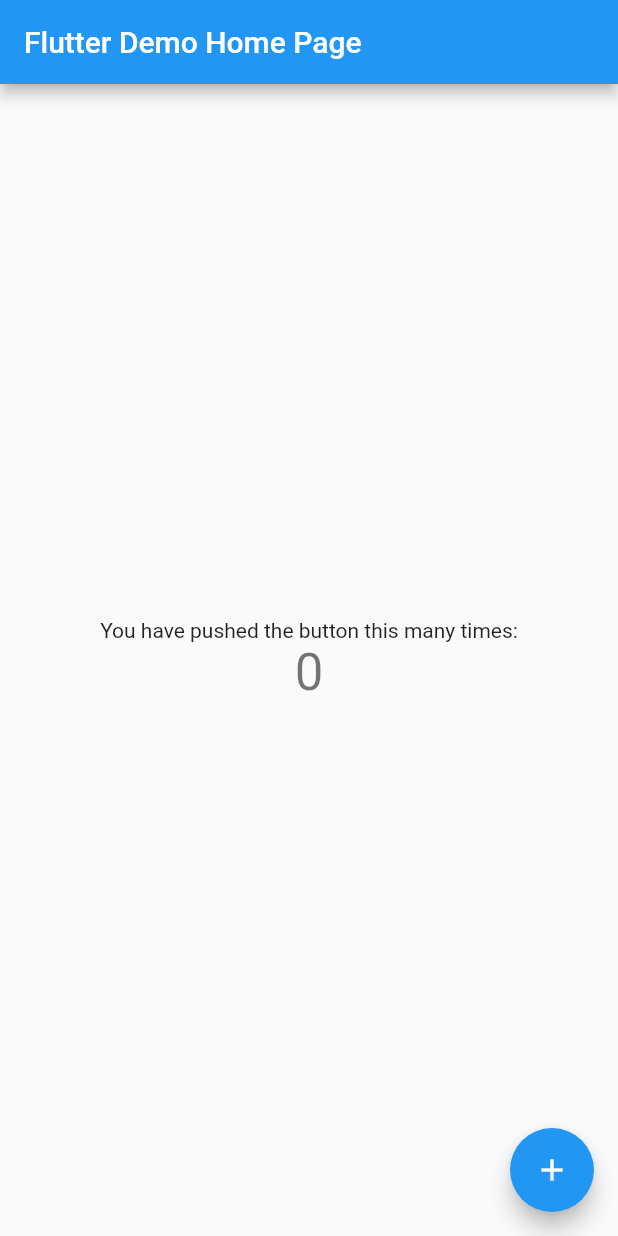
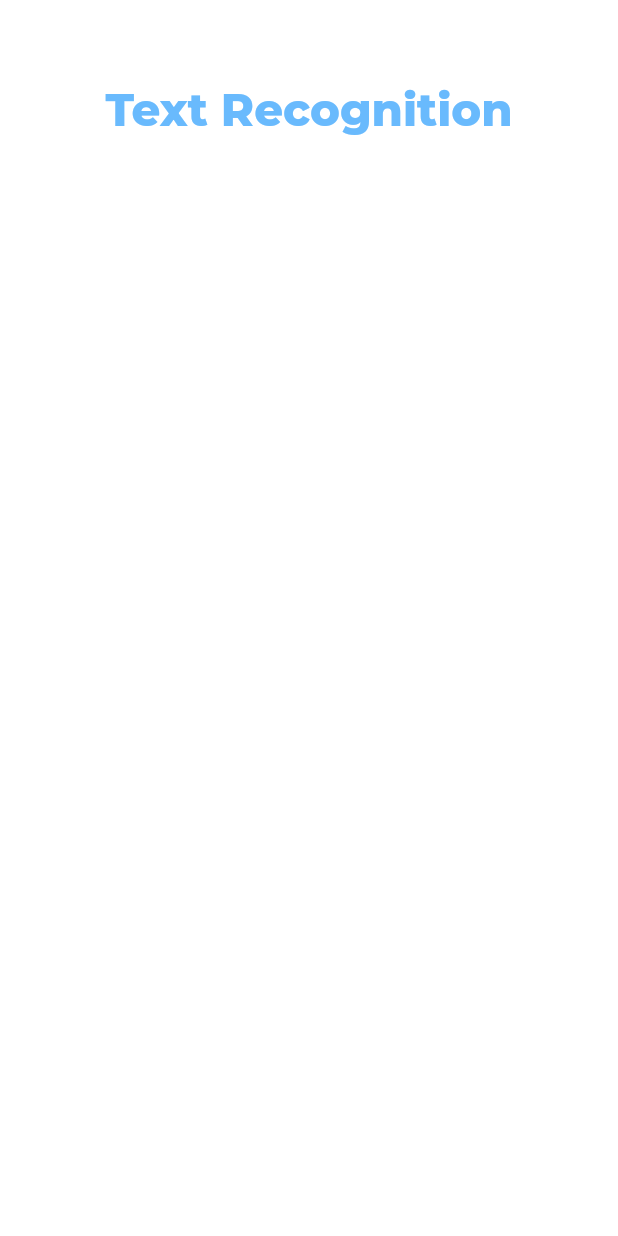
Before and after one commit to TheKetan2/image_to_flutter_app, a Flutter app: the screen it shows after launch, on a phone screen of 412 x 824 dp. Run offline on Flutter 3.47's test engine with Material 2 defaults, Android fonts, the phone set to English and light mode, and no system bars; our stand-ins replace google_fonts.

Commit message:
created homescreen

```diff
--- a/image_to_flutter_app/lib/main.dart
+++ b/image_to_flutter_app/lib/main.dart
@@ -1,4 +1,5 @@
 import 'package:flutter/material.dart';
+import 'package:image_to_flutter_app/recognition_screen.dart';
 
 void main() {
   runApp(const MyApp());
@@ -7,109 +8,15 @@
 class MyApp extends StatelessWidget {
   const MyApp({Key? key}) : super(key: key);
 
-  // This widget is the root of your application.
   @override
   Widget build(BuildContext context) {
     return MaterialApp(
-      title: 'Flutter Demo',
+      debugShowCheckedModeBanner: false,
+      title: 'OCR App',
       theme: ThemeData(
-        // This is the theme of your application.
-        //
-        // Try running your application with "flutter run". You'll see the
-        // application has a blue toolbar. Then, without quitting the app, try
-        // changing the primarySwatch below to Colors.green and then invoke
-        // "hot reload" (press "r" in the console where you ran "flutter run",
-        // or simply save your changes to "hot reload" in a Flutter IDE).
-        // Notice that the counter didn't reset back to zero; the application
-        // is not restarted.
         primarySwatch: Colors.blue,
       ),
-      home: const MyHomePage(title: 'Flutter Demo Home Page'),
+      home: RecognitionScreen(),
     );
   }
 }
-
-class MyHomePage extends StatefulWidget {
-  const MyHomePage({Key? key, required this.title}) : super(key: key);
-
-  // This widget is the home page of your application. It is stateful, meaning
-  // that it has a State object (defined below) that contains fields that affect
-  // how it looks.
-
-  // This class is the configuration for the state. It holds the values (in this
-  // case the title) provided by the parent (in this case the App widget) and
-  // used by the build method of the State. Fields in a Widget subclass are
-  // always marked "final".
-
-  final String title;
-
-  @override
-  State<MyHomePage> createState() => _MyHomePageState();
-}
-
-class _MyHomePageState extends State<MyHomePage> {
-  int _counter = 0;
-
-  void _incrementCounter() {
-    setState(() {
-      // This call to setState tells the Flutter framework that something has
-      // changed in this State, which causes it to rerun the build method below
-      // so that the display can reflect the updated values. If we changed
-      // _counter without calling setState(), then the build method would not be
-      // called again, and so nothing would appear to happen.
-      _counter++;
-    });
-  }
-
-  @override
-  Widget build(BuildContext context) {
-    // This method is rerun every time setState is called, for instance as done
-    // by the _incrementCounter method above.
-    //
-    // The Flutter framework has been optimized to make rerunning build methods
-    // fast, so that you can just rebuild anything that needs updating rather
-    // than having to individually change instances of widgets.
-    return Scaffold(
-      appBar: AppBar(
-        // Here we take the value from the MyHomePage object that was created by
-        // the App.build method, and use it to set our appbar title.
-        title: Text(widget.title),
-      ),
-      body: Center(
-        // Center is a layout widget. It takes a single child and positions it
-        // in the middle of the parent.
-        child: Column(
-          // Column is also a layout widget. It takes a list of children and
-          // arranges them vertically. By default, it sizes itself to fit its
-          // children horizontally, and tries to be as tall as its parent.
-          //
-          // Invoke "debug painting" (press "p" in the console, choose the
-          // "Toggle Debug Paint" action from the Flutter Inspector in Android
-          // Studio, or the "Toggle Debug Paint" command in Visual Studio Code)
-          // to see the wireframe for each widget.
-          //
-          // Column has various properties to control how it sizes itself and
-          // how it positions its children. Here we use mainAxisAlignment to
-          // center the children vertically; the main axis here is the vertical
-          // axis because Columns are vertical (the cross axis would be
-          // horizontal).
-          mainAxisAlignment: MainAxisAlignment.center,
-          children: <Widget>[
-            const Text(
-              'You have pushed the button this many times:',
-            ),
-            Text(
-              '$_counter',
-              style: Theme.of(context).textTheme.headline4,
-            ),
-          ],
-        ),
-      ),
-      floatingActionButton: FloatingActionButton(
-        onPressed: _incrementCounter,
-        tooltip: 'Increment',
-        child: const Icon(Icons.add),
-      ), // This trailing comma makes auto-formatting nicer for build methods.
-    );
-  }
-}
--- /dev/null
+++ b/image_to_flutter_app/lib/recognition_screen.dart
@@ -0,0 +1,38 @@
+import 'package:flutter/material.dart';
+import 'package:image_to_flutter_app/utils.dart';
+
+class RecognitionScreen extends StatefulWidget {
+  const RecognitionScreen({Key? key}) : super(key: key);
+
+  @override
+  State<RecognitionScreen> createState() => _RecognitionScreenState();
+}
+
+class _RecognitionScreenState extends State<RecognitionScreen> {
+  @override
+  Widget build(BuildContext context) {
+    return Scaffold(
+      backgroundColor: Colors.white,
+      body: SingleChildScrollView(
+        child: Container(
+          alignment: Alignment.center,
+          child: Column(
+            children: [
+              SizedBox(
+                height: 55 + MediaQuery.of(context).viewInsets.top,
+              ),
+              Text(
+                "Text Recognition",
+                style: textStyle(
+                  30,
+                  Color.fromARGB(255, 105, 186, 253),
+                  FontWeight.w800,
+                ),
+              ),
+            ],
+          ),
+        ),
+      ),
+    );
+  }
+}
--- /dev/null
+++ b/image_to_flutter_app/lib/utils.dart
@@ -0,0 +1,8 @@
+import 'package:flutter/material.dart';
+import 'package:google_fonts/google_fonts.dart';
+
+TextStyle textStyle(
+        [double size = 16,
+        Color color = Colors.white,
+        FontWeight fw = FontWeight.bold]) =>
+    GoogleFonts.montserrat(fontSize: size, color: color, fontWeight: fw);
--- a/image_to_flutter_app/pubspec.yaml
+++ b/image_to_flutter_app/pubspec.yaml
@@ -18,7 +18,7 @@
 version: 1.0.0+1
 
 environment:
-  sdk: ">=2.17.3 <3.0.0"
+  sdk: ">=2.12.3 <3.0.0"
 
 # Dependencies specify other packages that your package needs in order to work.
 # To automatically upgrade your package dependencies to the latest versions
@@ -62,7 +62,7 @@
 
   # To add assets to your application, add an assets section, like this:
   assets:
-    - images/background.jpg
+    - images/add_file.png
   #   - images/a_dot_ham.jpeg
 
   # An image asset can refer to one or more resolution-specific "variants", see
```
Also changed, not shown: image_to_flutter_app/images/add_file.png (added), image_to_flutter_app/pubspec.lock.
